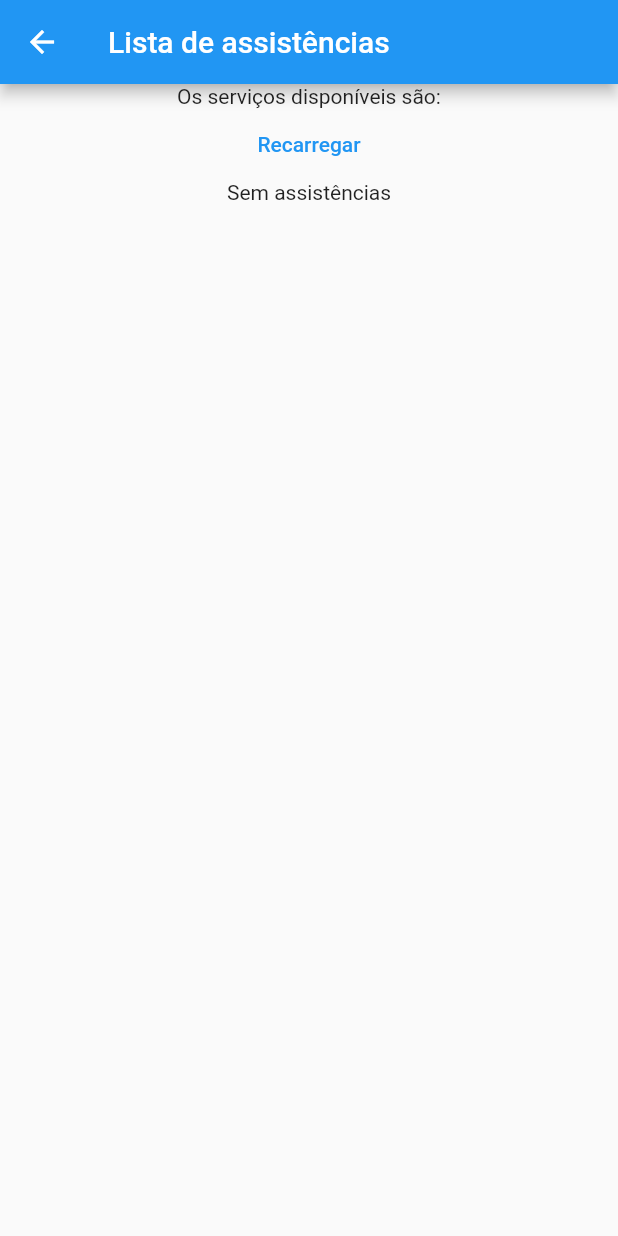
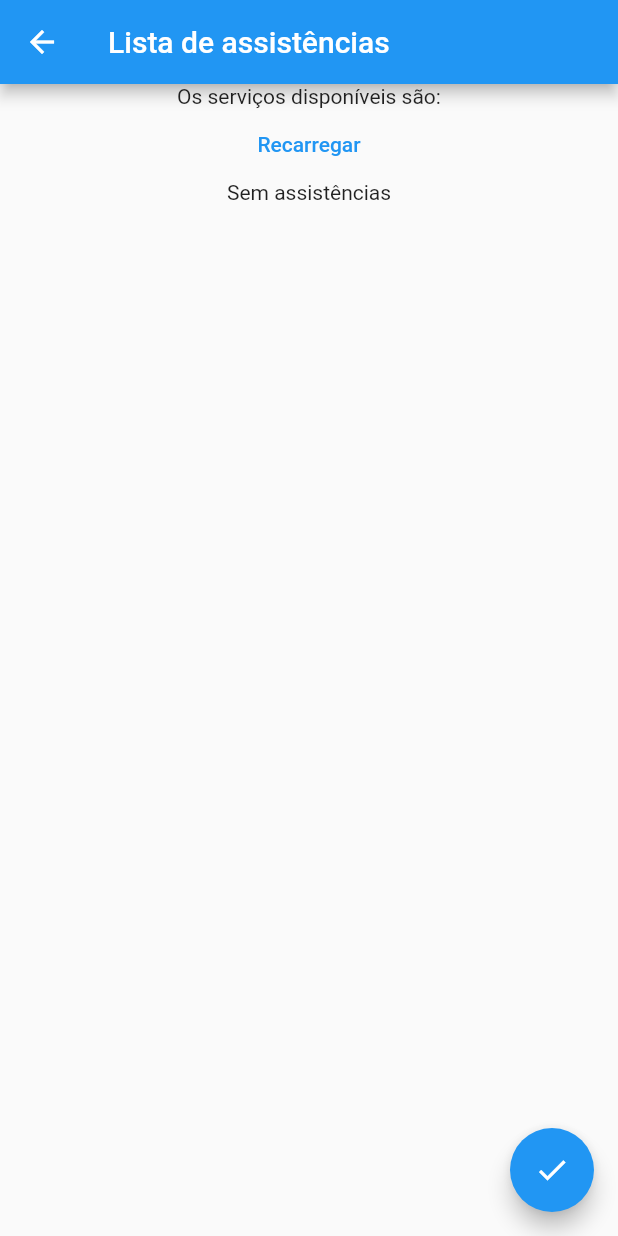
Before and after one commit to matemora/fiap-abctech-front, a Flutter app: the HomePage screen opened by its route, on a phone screen of 412 x 824 dp. Run offline on Flutter 3.47's test engine with Material 2 defaults, Android fonts, the phone set to English and light mode, and no system bars; our stand-ins replace geolocator, get; statements that could not run were skipped.

Commit message:
added selection of controller

```diff
--- a/lib/pages/home_page.dart
+++ b/lib/pages/home_page.dart
@@ -7,13 +7,18 @@ class HomePage extends GetView<AssistsController> {
   const HomePage({Key? key}) : super(key: key);
 
   Widget _renderList(List<Assist>? assists) {
-    if(assists == null) {
+    if (assists == null) {
       return Container();
     }
     return ListView.builder(
-      shrinkWrap: true,
-      itemCount: assists.length,
-      itemBuilder: (context, index) => ListTile(title: Text(assists[index].name),));
+        shrinkWrap: true,
+        itemCount: assists.length,
+        itemBuilder: (context, index) => ListTile(
+              selectedColor: Colors.orange,
+              selected: controller.isSelected(index),
+              title: Text(assists[index].name),
+              onTap: () => controller.selectAssist(index),
+            ));
   }
 
   @override
@@ -26,20 +31,32 @@ class HomePage extends GetView<AssistsController> {
           child: Column(
             mainAxisAlignment: MainAxisAlignment.center,
             children: <Widget>[
-              Row(children: const [
-                Expanded(child: Text("Os serviços disponíveis são:", textAlign: TextAlign.center)),
-              ],),
-              Row(children: [
-                Expanded(child: TextButton(onPressed: controller.getAssistList, child: const Text("Recarregar"),)),
-              ],),
+              const Row(
+                children: [
+                  Expanded(
+                      child: Text("Os serviços disponíveis são:",
+                          textAlign: TextAlign.center)),
+                ],
+              ),
+              Row(
+                children: [
+                  Expanded(
+                      child: TextButton(
+                    onPressed: controller.getAssistList,
+                    child: const Text("Recarregar"),
+                  )),
+                ],
+              ),
               controller.obx((state) => _renderList(state),
-              onLoading: const Text("Sem assistências"),
-              onError: (error) => Text(error.toString())
-              )
+                  onLoading: const Text("Sem assistências"),
+                  onError: (error) => Text(error.toString()))
             ],
           ),
         ),
       ),
+      floatingActionButton: FloatingActionButton(
+          onPressed: controller.finishSelectAssist,
+          child: const Icon(Icons.done)),
     );
   }
 }
```
Also changed, not shown: lib/controller/assists_controller.dart (+40 -4 lines).
